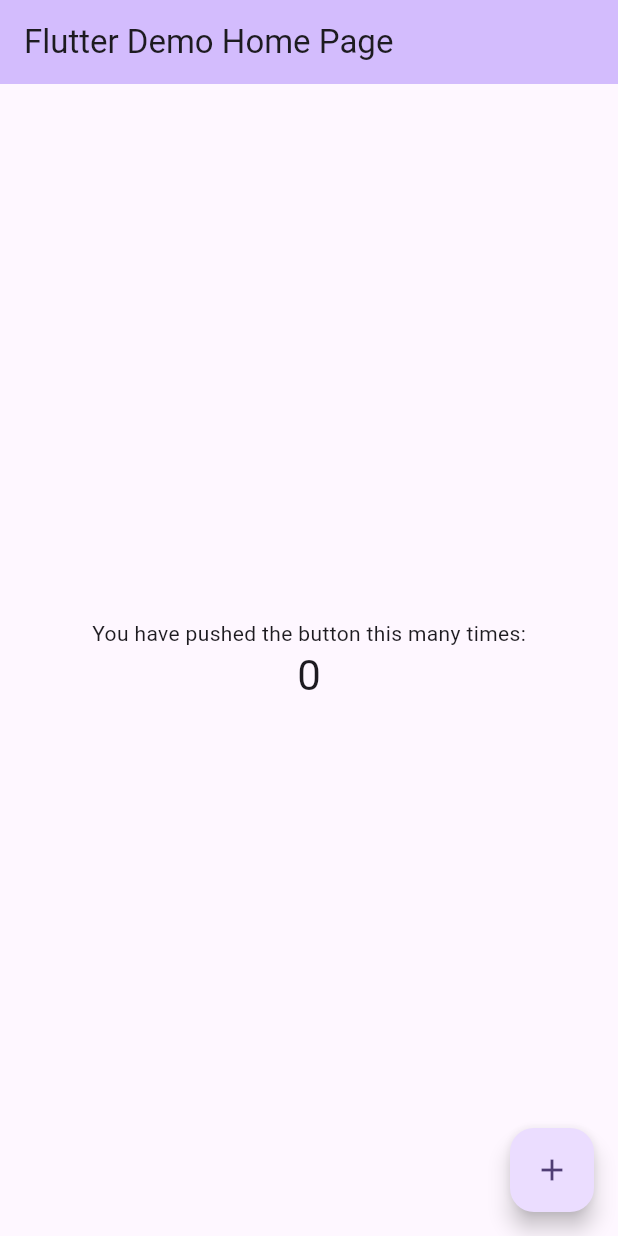
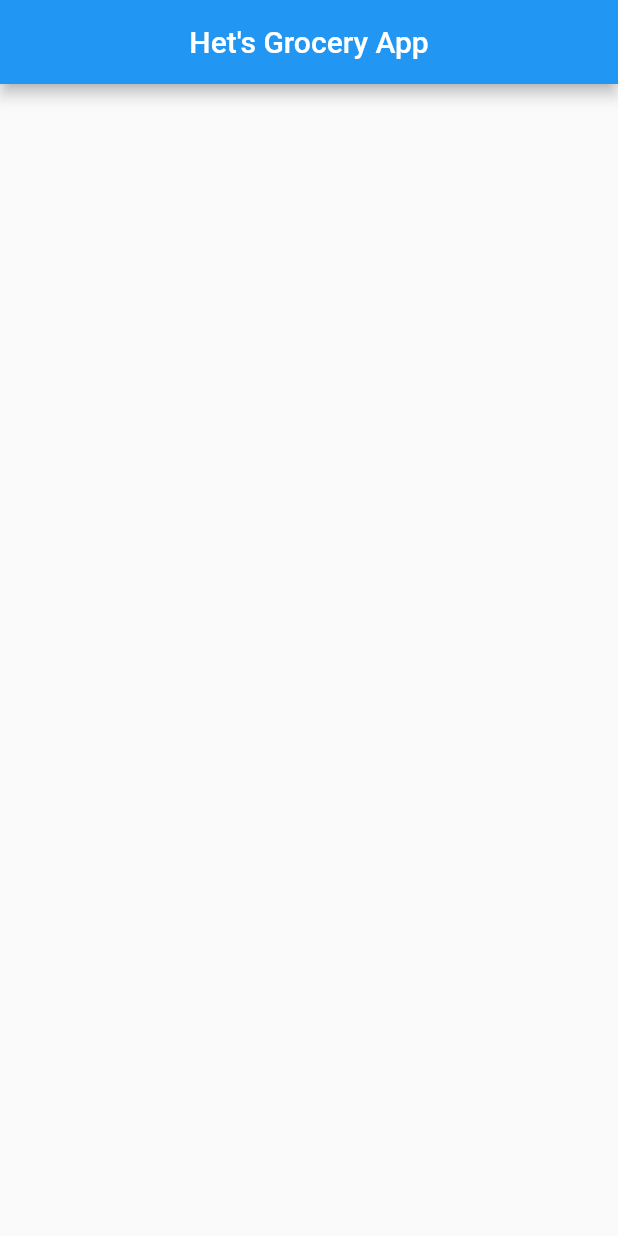
Before and after one commit to hetpatel4381/bloc_state_management_practice, a Flutter app: the screen it shows after launch, on a phone screen of 412 x 824 dp. Run offline on Flutter 3.47's test engine with Material 2 defaults, Android fonts, the phone set to English and light mode, and no system bars; our stand-ins replace bloc.

```diff
--- /dev/null
+++ b/lib/features/cart/bloc/cart_bloc_event.dart
@@ -0,0 +1,4 @@
+part of 'cart_bloc_bloc.dart';
+
+@immutable
+abstract class CartBlocEvent {}
--- /dev/null
+++ b/lib/features/cart/bloc/cart_bloc_state.dart
@@ -0,0 +1,6 @@
+part of 'cart_bloc_bloc.dart';
+
+@immutable
+abstract class CartBlocState {}
+
+class CartBlocInitial extends CartBlocState {}
--- /dev/null
+++ b/lib/features/home/bloc/home_bloc_event.dart
@@ -0,0 +1,4 @@
+part of 'home_bloc_bloc.dart';
+
+@immutable
+abstract class HomeBlocEvent {}
--- /dev/null
+++ b/lib/features/home/bloc/home_bloc_state.dart
@@ -0,0 +1,6 @@
+part of 'home_bloc_bloc.dart';
+
+@immutable
+abstract class HomeBlocState {}
+
+class HomeBlocInitial extends HomeBlocState {}
--- /dev/null
+++ b/lib/features/home/ui/Home.dart
@@ -0,0 +1,20 @@
+import 'package:flutter/material.dart';
+
+class Home extends StatefulWidget {
+  const Home({super.key});
+
+  @override
+  State<Home> createState() => _HomeState();
+}
+
+class _HomeState extends State<Home> {
+  @override
+  Widget build(BuildContext context) {
+    return Scaffold(
+      appBar: AppBar(
+        title: const Text("Het's Grocery App"),
+        centerTitle: true,
+      ),
+    );
+  }
+}
--- /dev/null
+++ b/lib/features/wishlist/bloc/wishlist_bloc_event.dart
@@ -0,0 +1,4 @@
+part of 'wishlist_bloc_bloc.dart';
+
+@immutable
+abstract class WishlistBlocEvent {}
--- /dev/null
+++ b/lib/features/wishlist/bloc/wishlist_bloc_state.dart
@@ -0,0 +1,6 @@
+part of 'wishlist_bloc_bloc.dart';
+
+@immutable
+abstract class WishlistBlocState {}
+
+class WishlistBlocInitial extends WishlistBlocState {}
--- a/lib/main.dart
+++ b/lib/main.dart
@@ -1,3 +1,4 @@
+import 'package:bloc_state_management_practice/features/home/ui/Home.dart';
 import 'package:flutter/material.dart';
 
 void main() {
@@ -7,119 +8,11 @@ void main() {
 class MyApp extends StatelessWidget {
   const MyApp({super.key});
 
-  // This widget is the root of your application.
   @override
   Widget build(BuildContext context) {
-    return MaterialApp(
-      title: 'Flutter Demo',
-      theme: ThemeData(
-        // This is the theme of your application.
-        //
-        // TRY THIS: Try running your application with "flutter run". You'll see
-        // the application has a blue toolbar. Then, without quitting the app,
-        // try changing the seedColor in the colorScheme below to Colors.green
-        // and then invoke "hot reload" (save your changes or press the "hot
-        // reload" button in a Flutter-supported IDE, or press "r" if you used
-        // the command line to start the app).
-        //
-        // Notice that the counter didn't reset back to zero; the application
-        // state is not lost during the reload. To reset the state, use hot
-        // restart instead.
-        //
-        // This works for code too, not just values: Most code changes can be
-        // tested with just a hot reload.
-        colorScheme: ColorScheme.fromSeed(seedColor: Colors.deepPurple),
-        useMaterial3: true,
-      ),
-      home: const MyHomePage(title: 'Flutter Demo Home Page'),
+    return const MaterialApp(
+      debugShowCheckedModeBanner: false,
+      home: Home(),
     );
   }
 }
-
-class MyHomePage extends StatefulWidget {
-  const MyHomePage({super.key, required this.title});
-
-  // This widget is the home page of your application. It is stateful, meaning
-  // that it has a State object (defined below) that contains fields that affect
-  // how it looks.
-
-  // This class is the configuration for the state. It holds the values (in this
-  // case the title) provided by the parent (in this case the App widget) and
-  // used by the build method of the State. Fields in a Widget subclass are
-  // always marked "final".
-
-  final String title;
-
-  @override
-  State<MyHomePage> createState() => _MyHomePageState();
-}
-
-class _MyHomePageState extends State<MyHomePage> {
-  int _counter = 0;
-
-  void _incrementCounter() {
-    setState(() {
-      // This call to setState tells the Flutter framework that something has
-      // changed in this State, which causes it to rerun the build method below
-      // so that the display can reflect the updated values. If we changed
-      // _counter without calling setState(), then the build method would not be
-      // called again, and so nothing would appear to happen.
-      _counter++;
-    });
-  }
-
-  @override
-  Widget build(BuildContext context) {
-    // This method is rerun every time setState is called, for instance as done
-    // by the _incrementCounter method above.
-    //
-    // The Flutter framework has been optimized to make rerunning build methods
-    // fast, so that you can just rebuild anything that needs updating rather
-    // than having to individually change instances of widgets.
-    return Scaffold(
-      appBar: AppBar(
-        // TRY THIS: Try changing the color here to a specific color (to
-        // Colors.amber, perhaps?) and trigger a hot reload to see the AppBar
-        // change color while the other colors stay the same.
-        backgroundColor: Theme.of(context).colorScheme.inversePrimary,
-        // Here we take the value from the MyHomePage object that was created by
-        // the App.build method, and use it to set our appbar title.
-        title: Text(widget.title),
-      ),
-      body: Center(
-        // Center is a layout widget. It takes a single child and positions it
-        // in the middle of the parent.
-        child: Column(
-          // Column is also a layout widget. It takes a list of children and
-          // arranges them vertically. By default, it sizes itself to fit its
-          // children horizontally, and tries to be as tall as its parent.
-          //
-          // Column has various properties to control how it sizes itself and
-          // how it positions its children. Here we use mainAxisAlignment to
-          // center the children vertically; the main axis here is the vertical
-          // axis because Columns are vertical (the cross axis would be
-          // horizontal).
-          //
-          // TRY THIS: Invoke "debug painting" (choose the "Toggle Debug Paint"
-          // action in the IDE, or press "p" in the console), to see the
-          // wireframe for each widget.
-          mainAxisAlignment: MainAxisAlignment.center,
-          children: <Widget>[
-            const Text(
-              'You have pushed the button this many times:',
-            ),
-            Text(
-              '$_counter',
-              style: Theme.of(context).textTheme.headlineMedium,
-            ),
-          ],
-        ),
-      ),
-      floatingActionButton: FloatingActionButton(
-        onPressed: _incrementCounter,
-        tooltip: 'Increment',
-        child: const Icon(Icons.add),
-      ), // This trailing comma makes auto-formatting nicer for build methods.
-    );
-  }
-}
```
Also changed, not shown: lib/data/grocery_data.dart (added, +52 -0 lines), lib/features/cart/bloc/cart_bloc_bloc.dart (added, +13 -0 lines), lib/features/home/bloc/home_bloc_bloc.dart (added, +13 -0 lines), lib/features/wishlist/bloc/wishlist_bloc_bloc.dart (added, +13 -0 lines).
